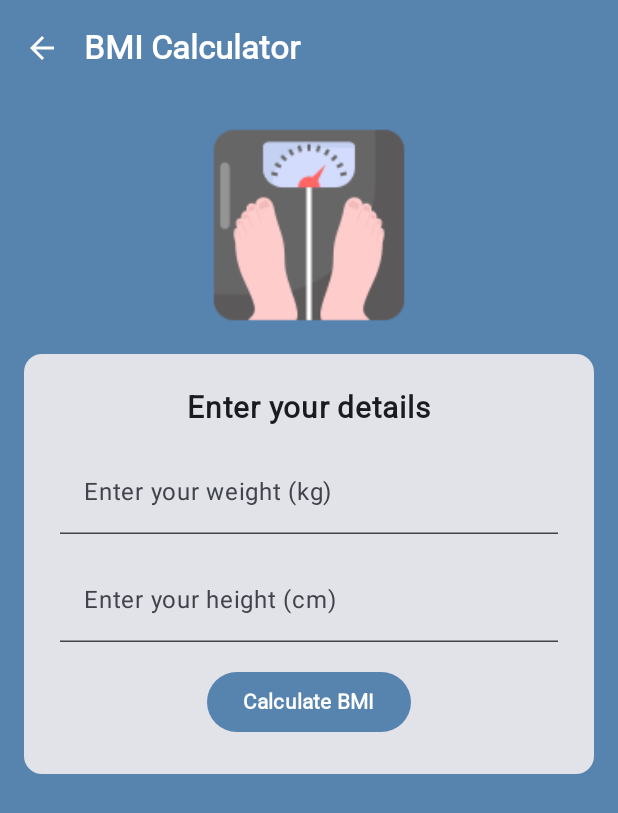
After one commit to MiltonCarlosRibeiro/ecotrack-app, an Android app built with Jetpack Compose: the BmiScreen screen opened through its navigation route, on a phone screen of 412 x 824 dp. The commit adds this screen. Shown: the top 813 px of the screen. Run offline under Robolectric (Android 15) with nearby library versions, the light colour scheme and no system bars.

Commit message:
feat: add BMI screen and update navigation

```diff
--- a/app/src/main/java/br/com/fiap/ecotrack_app/MainActivity.kt
+++ b/app/src/main/java/br/com/fiap/ecotrack_app/MainActivity.kt
@@ -22,6 +22,7 @@ import androidx.navigation.compose.composable
 import androidx.navigation.compose.rememberNavController
 import br.com.fiap.ecotrack_app.model.Usuario
 import br.com.fiap.ecotrack_app.screens.ApiScreen
+import br.com.fiap.ecotrack_app.screens.BmiScreen
 import br.com.fiap.ecotrack_app.screens.IntroScreen_rev01
 import br.com.fiap.ecotrack_app.screens.LoginScreen
 import br.com.fiap.ecotrack_app.screens.RefeicaoScreen
@@ -40,6 +41,7 @@ class MainActivity : ComponentActivity() {
         const val INTRO_SCREEN_REV01 = "IntroScreen_rev01"
         const val API_SCREEN = "ApiScreen"
         const val REFEICAO_SCREEN = "RefeicaoScreen"
+        const val BMI_SCREEN = "BmiScreen"
     }
 
     override fun onCreate(savedInstanceState: Bundle?) {
@@ -119,6 +121,12 @@ class MainActivity : ComponentActivity() {
                         composable(Routes.REFEICAO_SCREEN) {
                           RefeicaoScreen(navController)
                         }
+
+                        composable(Routes.BMI_SCREEN) {
+                            BmiScreen(navController)
+                        }
+
+
                     }
                 }
             }
--- /dev/null
+++ b/app/src/main/java/br/com/fiap/ecotrack_app/screens/BmiScreen.kt
@@ -0,0 +1,205 @@
+package br.com.fiap.ecotrack_app.screens
+
+import androidx.compose.foundation.Image
+import androidx.compose.foundation.background
+import androidx.compose.foundation.layout.*
+import androidx.compose.foundation.rememberScrollState
+import androidx.compose.foundation.text.KeyboardOptions
+import androidx.compose.foundation.verticalScroll
+import androidx.compose.material.icons.Icons
+import androidx.compose.material.icons.filled.ArrowBack
+import androidx.compose.material3.*
+import androidx.compose.runtime.*
+import androidx.compose.ui.Alignment
+import androidx.compose.ui.Modifier
+import androidx.compose.ui.graphics.Color
+import androidx.compose.ui.res.painterResource
+import androidx.compose.ui.res.stringResource
+import androidx.compose.ui.text.font.Font
+import androidx.compose.ui.text.font.FontFamily
+import androidx.compose.ui.text.font.FontWeight
+import androidx.compose.ui.text.input.KeyboardType
+import androidx.compose.ui.tooling.preview.Preview
+import androidx.compose.ui.unit.dp
+import androidx.compose.ui.unit.sp
+import androidx.lifecycle.ViewModel
+import androidx.navigation.NavController
+import androidx.navigation.compose.rememberNavController
+import br.com.fiap.ecotrack_app.MainActivity
+import br.com.fiap.ecotrack_app.R
+import br.com.fiap.ecotrack_app.ui.theme.Ecotrack_appTheme
+import kotlin.math.pow
+import java.util.Locale
+
+@OptIn(ExperimentalMaterial3Api::class)
+@Composable
+fun BmiScreen(navController: NavController) {
+    val robotoFont = FontFamily(Font(R.font.roboto))
+    val viewModel: BmiViewModel = remember { BmiViewModel() }
+
+    Scaffold(
+        topBar = {
+            TopAppBar(
+                title = {
+                    Text(
+                        text = stringResource(id = R.string.bmi_calculator),
+                        fontFamily = robotoFont,
+                        fontWeight = FontWeight.Bold,
+                        color = Color.White
+                    )
+                },
+                navigationIcon = {
+                    IconButton(onClick = { navController.popBackStack() }) {
+                        Icon(
+                            imageVector = Icons.Filled.ArrowBack,
+                            contentDescription = stringResource(id = R.string.back),
+                            modifier = Modifier.size(24.dp),
+                            tint = Color.White
+                        )
+                    }
+                },
+                colors = TopAppBarDefaults.topAppBarColors(
+                    containerColor = Color(0xFF5783AF)
+                )
+            )
+        }
+    ) { paddingValues ->
+        Column(
+            modifier = Modifier
+                .fillMaxSize() // Ensures the entire screen is covered
+                .background(Color(0xFF5783AF)) // Background color applied first
+                .padding(paddingValues) // Padding applied after background
+                .verticalScroll(rememberScrollState())
+                .padding(16.dp),
+            horizontalAlignment = Alignment.CenterHorizontally
+        ) {
+            Image(
+                painter = painterResource(id = R.drawable.weighing_machine),
+                contentDescription = stringResource(id = R.string.weighing_image_desc),
+                modifier = Modifier.size(140.dp)
+            )
+
+            Spacer(modifier = Modifier.height(16.dp))
+
+            Card(
+                modifier = Modifier.fillMaxWidth(),
+                shape = MaterialTheme.shapes.medium
+            ) {
+                Column(
+                    modifier = Modifier
+                        .fillMaxSize()
+                        .padding(24.dp),
+                    verticalArrangement = Arrangement.spacedBy(16.dp),
+                    horizontalAlignment = Alignment.CenterHorizontally
+                ) {
+                    Text(
+                        text = stringResource(id = R.string.enter_details),
+                        fontSize = 20.sp,
+                        fontWeight = FontWeight.Bold,
+                        fontFamily = robotoFont
+                    )
+
+                    TextField(
+                        value = viewModel.weight,
+                        onValueChange = { viewModel.onWeightChange(it) },
+                        modifier = Modifier.fillMaxWidth(),
+                        placeholder = { Text(stringResource(id = R.string.weight_placeholder)) },
+                        keyboardOptions = KeyboardOptions(keyboardType = KeyboardType.Number)
+                    )
+
+                    TextField(
+                        value = viewModel.height,
+                        onValueChange = { viewModel.onHeightChange(it) },
+                        modifier = Modifier.fillMaxWidth(),
+                        placeholder = { Text(stringResource(id = R.string.height_placeholder)) },
+                        keyboardOptions = KeyboardOptions(keyboardType = KeyboardType.Number)
+                    )
+
+                    Button(
+                        onClick = { viewModel.calculateBmi() },
+                        colors = ButtonDefaults.buttonColors(containerColor = Color(0xFF5783AF))
+                    ) {
+                        Text(stringResource(id = R.string.calculate_bmi), fontFamily = robotoFont, fontWeight = FontWeight.Bold)
+                    }
+
+                    if (viewModel.bmi > 0) {
+                        Spacer(modifier = Modifier.height(8.dp))
+
+                        Text(
+                            text = String.format(Locale.getDefault(), stringResource(id = R.string.bmi_result), viewModel.bmi),
+                            fontSize = 20.sp,
+                            fontWeight = FontWeight.Bold,
+                            fontFamily = robotoFont
+                        )
+
+                        Text(
+                            text = stringResource(id = viewModel.getBmiStatusResId()),
+                            fontSize = 18.sp,
+                            fontWeight = FontWeight.Bold,
+                            fontFamily = robotoFont,
+                            color = Color.Gray
+                        )
+                    }
+                }
+            }
+        }
+    }
+}
+
+class BmiViewModel : ViewModel() {
+    var weight by mutableStateOf("")
+        private set
+
+    var height by mutableStateOf("")
+        private set
+
+    var bmi by mutableStateOf(0.0)
+        private set
+
+    private var bmiStatus by mutableStateOf("")
+
+    fun onWeightChange(newWeight: String) {
+        weight = newWeight
+    }
+
+    fun onHeightChange(newHeight: String) {
+        height = newHeight
+    }
+
+    fun calculateBmi() {
+        val w = weight.toDoubleOrNull()
+        val h = height.toDoubleOrNull()
+        if (w != null && h != null) {
+            bmi = w / (h / 100).pow(2)
+            bmiStatus = when {
+                bmi < 18.5 -> "underweight"
+                bmi < 25.0 -> "ideal_weight"
+                bmi < 30.0 -> "slightly_overweight"
+                bmi < 35.0 -> "obesity_grade_1"
+                bmi < 40.0 -> "obesity_grade_2"
+                else -> "obesity_grade_3"
+            }
+        }
+    }
+
+    fun getBmiStatusResId(): Int {
+        return when (bmiStatus) {
+            "underweight" -> R.string.underweight
+            "ideal_weight" -> R.string.ideal_weight
+            "slightly_overweight" -> R.string.slightly_overweight
+            "obesity_grade_1" -> R.string.obesity_grade_1
+            "obesity_grade_2" -> R.string.obesity_grade_2
+            "obesity_grade_3" -> R.string.obesity_grade_3
+            else -> R.string.ideal_weight // Default case
+        }
+    }
+}
+
+@Preview(showSystemUi = true, showBackground = true)
+@Composable
+private fun BmiScreenPreview() {
+    val fakeNavController = rememberNavController()
+    Ecotrack_appTheme {
+        BmiScreen(navController = fakeNavController)
+    }
+}
--- a/app/src/main/java/br/com/fiap/ecotrack_app/screens/IntroScreen.kt
+++ b/app/src/main/java/br/com/fiap/ecotrack_app/screens/IntroScreen.kt
@@ -182,50 +182,128 @@ fun Exercicio7() {
 
 
 
+//@Composable
+//fun Exercicio10(navController: NavController) {
+//    Card(modifier = Modifier.padding(8.dp)) {
+//        Column {
+//            Image(
+//                painter = painterResource(id = R.drawable.alimento),
+//                contentDescription = null,
+//                modifier = Modifier.fillMaxWidth().height(200.dp),
+//                contentScale = ContentScale.Crop
+//            )
+//            Spacer(modifier = Modifier.height(10.dp))
+//            Row(horizontalArrangement = Arrangement.SpaceEvenly, modifier = Modifier.fillMaxWidth()) {
+//                Text(
+//                    text = stringResource(id = R.string.meal_control),
+//                    fontFamily = FontFamily(Font(R.font.roboto)),
+//                    fontWeight = FontWeight.ExtraBold
+//                )
+//                Text(
+//                    text = stringResource(id = R.string.calorie_search),
+//                    fontFamily = FontFamily(Font(R.font.roboto)),
+//                    fontWeight = FontWeight.ExtraBold
+//                )
+//            }
+//            Spacer(modifier = Modifier.height(10.dp))
+//            Row(horizontalArrangement = Arrangement.SpaceEvenly, modifier = Modifier.fillMaxWidth()) {
+//                Button(onClick = { navController.navigate(route = MainActivity.Routes.REFEICAO_SCREEN) }) {
+//                    Text(
+//                        text = stringResource(id = R.string.my_meals),
+//                        fontFamily = FontFamily(Font(R.font.roboto)),
+//                        fontWeight = FontWeight.ExtraBold
+//                    )
+//                }
+//                Button(onClick = { navController.navigate(route = MainActivity.Routes.API_SCREEN) }) {
+//                    Text(
+//                        text = stringResource(id = R.string.search),
+//                        fontFamily = FontFamily(Font(R.font.roboto)),
+//                        fontWeight = FontWeight.ExtraBold
+//                    )
+//                }
+//            }
+//        }
+//        Spacer(modifier = Modifier.height(30.dp))
+//    }
+//}
+
 @Composable
 fun Exercicio10(navController: NavController) {
     Card(modifier = Modifier.padding(8.dp)) {
-        Column {
+        Column(
+            modifier = Modifier
+                .fillMaxWidth()
+                .padding(16.dp),
+            horizontalAlignment = Alignment.CenterHorizontally
+        ) {
             Image(
                 painter = painterResource(id = R.drawable.alimento),
                 contentDescription = null,
-                modifier = Modifier.fillMaxWidth().height(200.dp),
+                modifier = Modifier
+                    .fillMaxWidth()
+                    .height(200.dp),
                 contentScale = ContentScale.Crop
             )
+
             Spacer(modifier = Modifier.height(10.dp))
-            Row(horizontalArrangement = Arrangement.SpaceEvenly, modifier = Modifier.fillMaxWidth()) {
+
             Text(
                 text = stringResource(id = R.string.meal_control),
                 fontFamily = FontFamily(Font(R.font.roboto)),
                 fontWeight = FontWeight.ExtraBold
             )
+
+            Spacer(modifier = Modifier.height(8.dp))
+
             Text(
                 text = stringResource(id = R.string.calorie_search),
                 fontFamily = FontFamily(Font(R.font.roboto)),
                 fontWeight = FontWeight.ExtraBold
             )
-            }
-            Spacer(modifier = Modifier.height(10.dp))
-            Row(horizontalArrangement = Arrangement.SpaceEvenly, modifier = Modifier.fillMaxWidth()) {
-                Button(onClick = { navController.navigate(route = MainActivity.Routes.REFEICAO_SCREEN) }) {
+
+            Spacer(modifier = Modifier.height(16.dp))
+
+            Button(
+                onClick = { navController.navigate(route = MainActivity.Routes.REFEICAO_SCREEN) },
+                modifier = Modifier.fillMaxWidth()
+            ) {
                 Text(
                     text = stringResource(id = R.string.my_meals),
                     fontFamily = FontFamily(Font(R.font.roboto)),
                     fontWeight = FontWeight.ExtraBold
                 )
             }
-                Button(onClick = { navController.navigate(route = MainActivity.Routes.API_SCREEN) }) {
+
+            Spacer(modifier = Modifier.height(8.dp))
+
+            Button(
+                onClick = { navController.navigate(route = MainActivity.Routes.API_SCREEN) },
+                modifier = Modifier.fillMaxWidth()
+            ) {
                 Text(
                     text = stringResource(id = R.string.search),
                     fontFamily = FontFamily(Font(R.font.roboto)),
                     fontWeight = FontWeight.ExtraBold
                 )
             }
+
+            Spacer(modifier = Modifier.height(8.dp))
+
+            Button(
+                onClick = { navController.navigate(route = MainActivity.Routes.BMI_SCREEN) },
+                modifier = Modifier.fillMaxWidth()
+            ) {
+                Text(
+                    text = stringResource(id = R.string.bmi_calculator),
+                    fontFamily = FontFamily(Font(R.font.roboto)),
+                    fontWeight = FontWeight.ExtraBold
+                )
             }
         }
-        Spacer(modifier = Modifier.height(30.dp))
     }
 }
+
+
 
 @Preview(showSystemUi = true, showBackground = true)
 @Composable
--- a/app/src/main/res/values/strings.xml
+++ b/app/src/main/res/values/strings.xml
@@ -44,12 +44,31 @@
     <!-- Food Query -->
     <string name="food_query">Check Food Calories</string>
     <string name="food_description">Food Description</string>
-    <string name="search">Search</string>
+    <string name="search">Consult Food Calories</string>
     <string name="back">Back</string>
     <string name="food_description_label">Description: %1$s</string>
     <string name="food_quantity">Quantity: %1$s</string>
     <string name="food_calories">Calories: %1$s</string>
 
+    <!-- BMI Screen -->
+
+    <string name="bmi_calculator">BMI Calculator</string>
+    <string name="enter_details">Enter your details</string>
+    <string name="weight_placeholder">Enter your weight (kg)</string>
+    <string name="height_placeholder">Enter your height (cm)</string>
+    <string name="calculate_bmi">Calculate BMI</string>
+    <string name="bmi_result">Your BMI: %.2f</string>
+    <string name="weighing_image_desc">Weighing Machine</string>
+
+
+    <!-- BMI Status -->
+    <string name="underweight">Underweight</string>
+    <string name="ideal_weight">Ideal Weight</string>
+    <string name="slightly_overweight">Slightly Overweight</string>
+    <string name="obesity_grade_1">Obesity Grade I</string>
+    <string name="obesity_grade_2">Obesity Grade II</string>
+    <string name="obesity_grade_3">Obesity Grade III</string>
+
 
 
 
--- a/build.gradle.kts
+++ b/build.gradle.kts
@@ -1,4 +1,3 @@
-// Top-level build file where you can add configuration options common to all sub-projects/modules.
 plugins {
     alias(libs.plugins.android.application) apply false
     alias(libs.plugins.kotlin.android) apply false
```
Also changed, not shown: app/build.gradle.kts (+14 -21 lines), gradle/libs.versions.toml (+17 -9 lines), app/src/main/res/drawable-nodpi/weighing_machine.png (added), 1 other file. Lines whose indentation alone changed are shown as unchanged.
